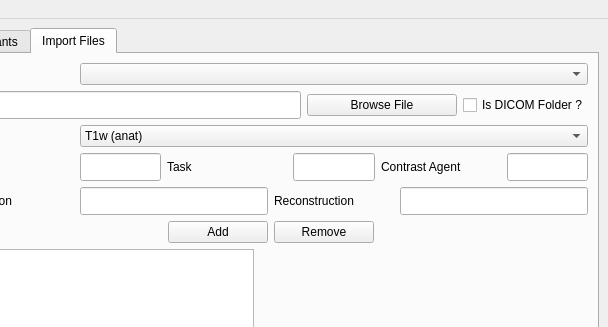
Qt form bidsificator/forms/MainWindow.ui (HIP-infrastructure/Bidsificator) before a commit; both pictures show x 392 to 1000 and y 0 to 327 of the 1000 by 859 pixel window.
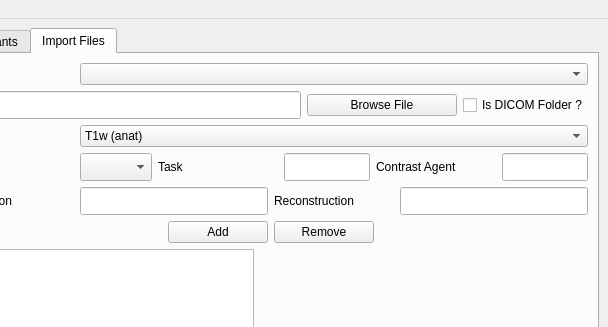
The same form after that commit. The open tabs and pages were chosen to show the change. Custom widgets are drawn as their Qt base class.

Commit message: Replace lineedit by combobox to prevent user inputing wrong data

What changed in the file:
```diff
--- a/bidsificator/forms/MainWindow.ui
+++ b/bidsificator/forms/MainWindow.ui
@@ -574,7 +574,7 @@
            </widget>
           </item>
           <item>
-           <widget class="QLineEdit" name="sessionLineEdit">
+           <widget class="QComboBox" name="sessionComboBox">
             <property name="sizePolicy">
              <sizepolicy hsizetype="Expanding" vsizetype="Fixed">
               <horstretch>0</horstretch>
```
Left out of the diff: 2 changed lines with no effect on the pictures. The commit also changes 2 other files.
